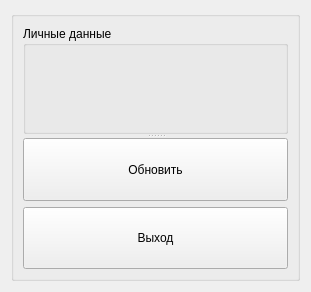
The window that client/forms/table.ui (agaltsevstas/Employees) describes before a commit, drawn with Qt 5.
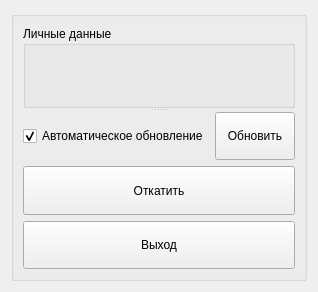
The same window after the commit.

```diff
--- a/client/forms/table.ui
+++ b/client/forms/table.ui
@@ -65,6 +65,22 @@
          <widget class="QWidget" name="verticalLayoutWidget">
           <layout class="QGridLayout" name="gridLayout_6">
            <item row="0" column="0">
+            <widget class="QCheckBox" name="autoUpdate">
+             <property name="sizePolicy">
+              <sizepolicy hsizetype="Preferred" vsizetype="Preferred">
+               <horstretch>0</horstretch>
+               <verstretch>0</verstretch>
+              </sizepolicy>
+             </property>
+             <property name="text">
+              <string>Автоматическое обновление</string>
+             </property>
+             <property name="checked">
+              <bool>true</bool>
+             </property>
+            </widget>
+           </item>
+           <item row="0" column="1">
             <widget class="QPushButton" name="update">
              <property name="sizePolicy">
               <sizepolicy hsizetype="Preferred" vsizetype="Preferred">
@@ -77,8 +93,24 @@
              </property>
             </widget>
            </item>
-           <item row="1" column="0">
+           <item row="1" column="0" colspan="2">
+            <widget class="QPushButton" name="revert">
+             <property name="sizePolicy">
+              <sizepolicy hsizetype="Preferred" vsizetype="Preferred">
+               <horstretch>0</horstretch>
+               <verstretch>0</verstretch>
+              </sizepolicy>
+             </property>
+             <property name="text">
+              <string>Откатить</string>
+             </property>
+            </widget>
+           </item>
+           <item row="2" column="0" colspan="2">
             <widget class="QPushButton" name="exit">
+             <property name="enabled">
+              <bool>true</bool>
+             </property>
              <property name="sizePolicy">
               <sizepolicy hsizetype="Preferred" vsizetype="Preferred">
                <horstretch>0</horstretch>
```
Left out of the diff: 2 changed lines with no effect on the pictures.
